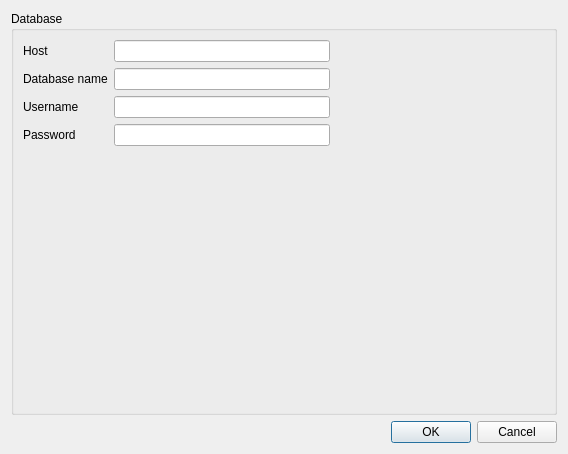
The window that src/mtconfig.ui (kyledevans/Medicine-Track) describes before a commit, drawn with Qt 5.
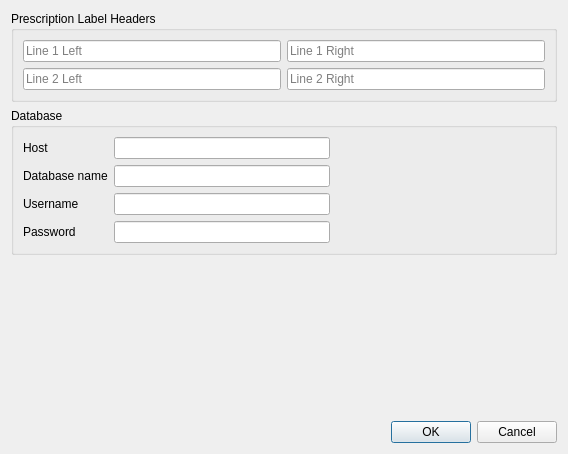
The same window after the commit.

Commit message: Version bump and label work.

```diff
--- a/src/mtconfig.ui
+++ b/src/mtconfig.ui
@@ -14,6 +14,63 @@
    <string notr="true">Configuration</string>
   </property>
   <layout class="QVBoxLayout" name="verticalLayout">
+   <item>
+    <widget class="QGroupBox" name="groupBox_2">
+     <property name="title">
+      <string>Prescription Label Headers</string>
+     </property>
+     <layout class="QVBoxLayout" name="verticalLayout_2">
+      <item>
+       <layout class="QHBoxLayout" name="horizontalLayout_5">
+        <item>
+         <widget class="QLineEdit" name="l1s1Field">
+          <property name="toolTip">
+           <string notr="true">First line of prescription label</string>
+          </property>
+          <property name="placeholderText">
+           <string notr="true">Line 1 Left</string>
+          </property>
+         </widget>
+        </item>
+        <item>
+         <widget class="QLineEdit" name="l1s2Field">
+          <property name="toolTip">
+           <string notr="true">First line of prescription label</string>
+          </property>
+          <property name="placeholderText">
+           <string notr="true">Line 1 Right</string>
+          </property>
+         </widget>
+        </item>
+       </layout>
+      </item>
+      <item>
+       <layout class="QHBoxLayout" name="horizontalLayout_6">
+        <item>
+         <widget class="QLineEdit" name="l2s1Field">
+          <property name="toolTip">
+           <string notr="true">Second line of prescription label</string>
+          </property>
+          <property name="placeholderText">
+           <string notr="true">Line 2 Left</string>
+          </property>
+         </widget>
+        </item>
+        <item>
+         <widget class="QLineEdit" name="l2s2Field">
+          <property name="toolTip">
+           <string notr="true">Second line prescription label</string>
+          </property>
+          <property name="placeholderText">
+           <string notr="true">Line 2 Right</string>
+          </property>
+         </widget>
+        </item>
+       </layout>
+      </item>
+     </layout>
+    </widget>
+   </item>
    <item>
     <widget class="QGroupBox" name="groupBox">
      <property name="title">
@@ -174,6 +231,19 @@
      </layout>
     </widget>
    </item>
+   <item>
+    <spacer name="verticalSpacer">
+     <property name="orientation">
+      <enum>Qt::Vertical</enum>
+     </property>
+     <property name="sizeHint" stdset="0">
+      <size>
+       <width>20</width>
+       <height>40</height>
+      </size>
+     </property>
+    </spacer>
+   </item>
    <item>
     <widget class="QDialogButtonBox" name="buttonBox">
      <property name="orientation">
```
The commit also changes 3 other files.
